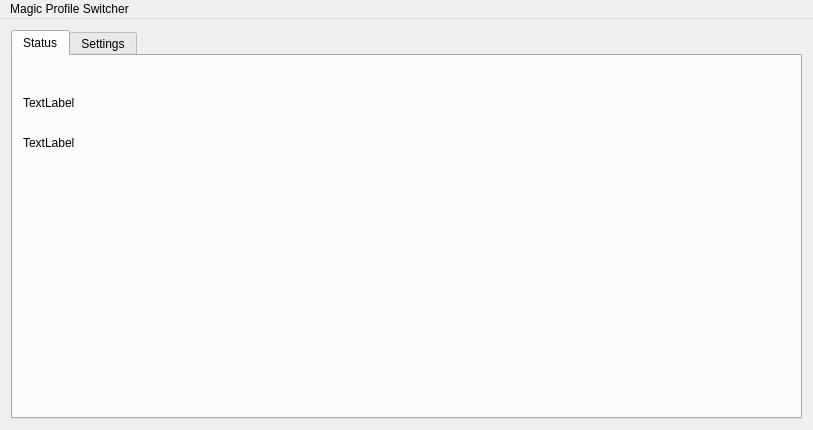
Before: the Qt Designer form mainwindow.ui in CreamyG31337/proximus, drawn with Qt 5.
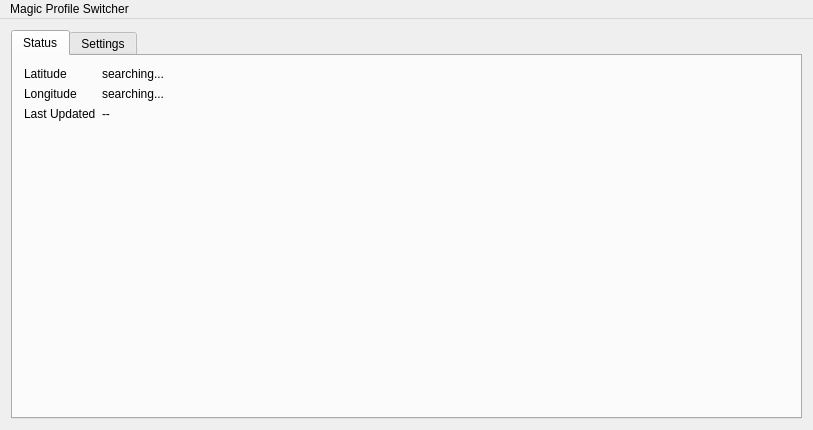
After: the same form once the commit is applied. The open tabs and pages were chosen to show the change.

```diff
--- a/mainwindow.ui
+++ b/mainwindow.ui
@@ -30,32 +30,60 @@
        <attribute name="title">
         <string>Status</string>
        </attribute>
-       <widget class="QLabel" name="lblLongitude">
-        <property name="geometry">
-         <rect>
-          <x>10</x>
-          <y>40</y>
-          <width>182</width>
-          <height>13</height>
-         </rect>
-        </property>
+       <layout class="QVBoxLayout" name="verticalLayout_3">
+        <item>
+         <layout class="QFormLayout" name="formLayout">
+          <property name="sizeConstraint">
+           <enum>QLayout::SetDefaultConstraint</enum>
+          </property>
+          <property name="fieldGrowthPolicy">
+           <enum>QFormLayout::AllNonFixedFieldsGrow</enum>
+          </property>
+          <item row="0" column="0">
+           <widget class="QLabel" name="label">
         <property name="text">
-         <string>TextLabel</string>
-        </property>
-       </widget>
+             <string>Latitude</string>
+            </property>
+           </widget>
+          </item>
+          <item row="0" column="1">
        <widget class="QLabel" name="lblLatitude">
-        <property name="geometry">
-         <rect>
-          <x>10</x>
-          <y>80</y>
-          <width>182</width>
-          <height>13</height>
-         </rect>
-        </property>
+            <property name="text">
+             <string>searching...</string>
+            </property>
+           </widget>
+          </item>
+          <item row="1" column="0">
+           <widget class="QLabel" name="label_2">
         <property name="text">
-         <string>TextLabel</string>
-        </property>
-       </widget>
+             <string>Longitude</string>
+            </property>
+           </widget>
+          </item>
+          <item row="1" column="1">
+           <widget class="QLabel" name="lblLongitude">
+            <property name="text">
+             <string>searching...</string>
+            </property>
+           </widget>
+          </item>
+          <item row="2" column="0">
+           <widget class="QLabel" name="label_3">
+            <property name="text">
+             <string>Last Updated</string>
+            </property>
+           </widget>
+          </item>
+          <item row="2" column="1">
+           <widget class="QLabel" name="lblLastUpdatedTime">
+            <property name="text">
+             <string>--</string>
+            </property>
+           </widget>
+          </item>
+         </layout>
+        </item>
+       </layout>
       </widget>
       <widget class="QWidget" name="tab_Settings">
        <attribute name="title">
```
Left out of the diff: 2 changed lines with no effect on the pictures. Lines whose indentation alone changed are shown as unchanged.
